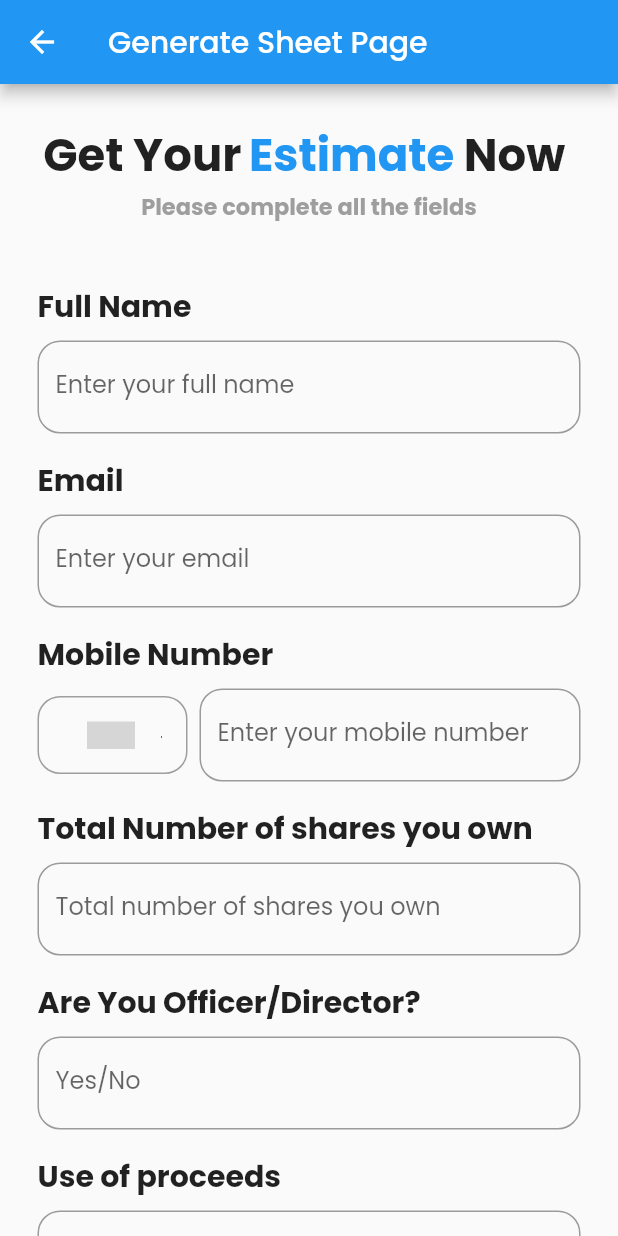
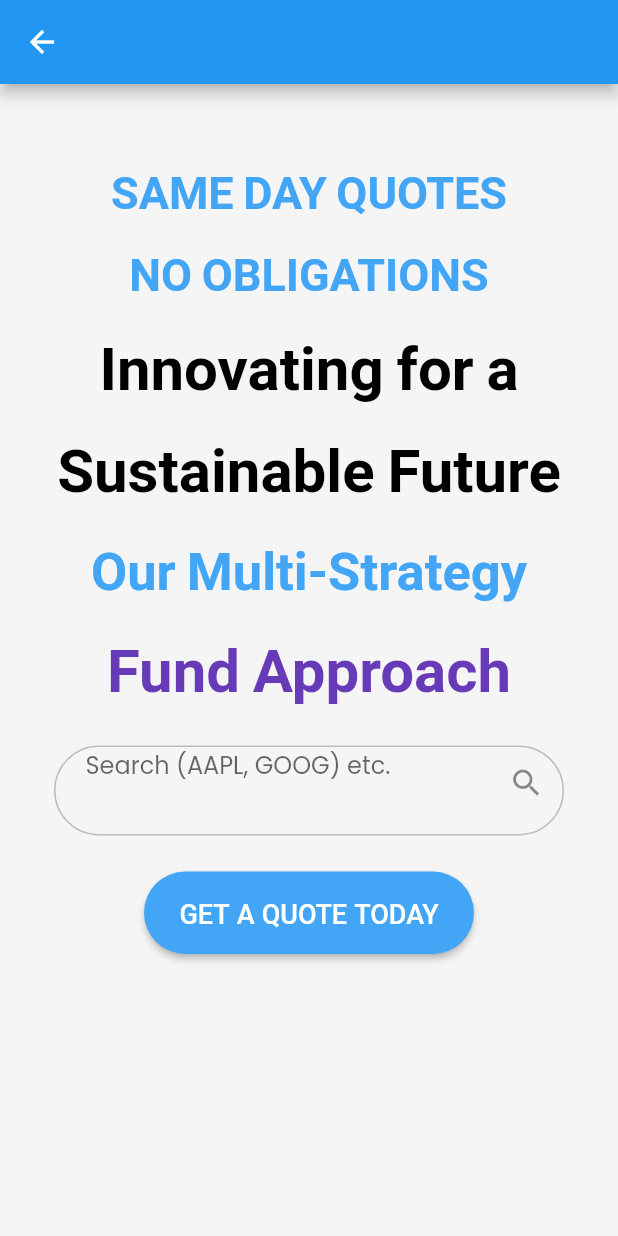
Before and after one commit to ehsanyaqoob/liqueous-App, a Flutter app: the UserHome screen opened directly, after a tap on "Generate termsheet", on a phone screen of 412 x 824 dp. Run offline on Flutter 3.47's test engine with Material 2 defaults, Android fonts, the phone set to English and light mode, and no system bars; drawn by our look-alikes of country_code_picker, dropdown_search; our stand-ins replace google_fonts, intl_phone_number_input; Roboto replaces fonts that are missing (Roboto-Bold); grey boxes are pictures that could not be loaded.

Commit message:
✈️today cmt

```diff
--- /dev/null
+++ b/lib/API/Get_A_Today_API.dart
@@ -0,0 +1,203 @@
+import 'package:flutter/material.dart';
+import 'package:dropdown_search/dropdown_search.dart';
+
+class QuotePage extends StatefulWidget {
+  const QuotePage({Key? key});
+
+  @override
+  _QuotePageState createState() => _QuotePageState();
+}
+
+class _QuotePageState extends State<QuotePage> {
+  TextEditingController _nameController = TextEditingController();
+  String? _selectedOption;
+  List<String> _dropdownItems = List.generate(10, (index) {
+    if (index == 0) {
+      return '000400.0              Loto Non-Life     Korea Stock Exchange';
+    } else {
+      return 'Option ${index + 1}';
+    }
+  });
+  List<String> _filteredOptions = [];
+
+  @override
+  void dispose() {
+    _nameController.dispose();
+    super.dispose();
+  }
+
+  @override
+  Widget build(BuildContext context) {
+    return Scaffold(
+      backgroundColor: Colors.grey[100],
+      appBar: AppBar(),
+      body: SingleChildScrollView(
+        padding: const EdgeInsets.fromLTRB(20, 50, 20, 0), // Adjusted padding
+        child: Column(
+          children: [
+            Row(
+              mainAxisAlignment: MainAxisAlignment.center,
+              crossAxisAlignment: CrossAxisAlignment.center,
+              children: [
+                Text(
+                  'SAME DAY QUOTES',
+                  style: TextStyle(
+                    fontWeight: FontWeight.bold,
+                    fontFamily: 'Roboto-Bold',
+                    fontSize: 30,
+                    color: Colors.blue[400],
+                  ),
+                ),
+              ],
+            ),
+            SizedBox(height: 10),
+            Row(
+              mainAxisAlignment: MainAxisAlignment.center,
+              children: [
+                Text(
+                  'NO OBLIGATIONS',
+                  style: TextStyle(
+                    fontFamily: 'Roboto-Bold',
+                    fontSize: 30,
+                    fontWeight: FontWeight.bold,
+                    color: Colors.blue[400],
+                  ),
+                ),
+              ],
+            ),
+            SizedBox(height: 10),
+            Row(
+              mainAxisAlignment: MainAxisAlignment.center,
+              children: [
+                Text(
+                  'Innovating for a',
+                  style: TextStyle(
+                    fontFamily: 'Roboto-Bold',
+                    fontWeight: FontWeight.bold,
+                    fontSize: 40,
+                    color: Colors.black,
+                  ),
+                ),
+              ],
+            ),
+            SizedBox(height: 8),
+            Row(
+              mainAxisAlignment: MainAxisAlignment.center,
+              children: [
+                Text(
+                  'Sustainable Future',
+                  style: TextStyle(
+                    fontFamily: 'Roboto-Bold',
+                    fontWeight: FontWeight.bold,
+                    fontSize: 40,
+                    color: Colors.black,
+                  ),
+                ),
+              ],
+            ),
+            SizedBox(height: 10),
+            Row(
+              mainAxisAlignment: MainAxisAlignment.center,
+              children: [
+                Text(
+                  'Our Multi-Strategy',
+                  style: TextStyle(
+                    fontWeight: FontWeight.bold,
+                    fontFamily: 'Roboto-Bold',
+                    fontSize: 35,
+                    color: Colors.blue[400],
+                  ),
+                ),
+              ],
+            ),
+            SizedBox(height: 10),
+            Row(
+              mainAxisAlignment: MainAxisAlignment.center,
+              children: [
+                Text(
+                  'Fund Approach',
+                  style: TextStyle(
+                    fontFamily: 'Roboto-Bold',
+                    fontWeight: FontWeight.bold,
+                    fontSize: 40,
+                    color: Colors.deepPurple,
+                  ),
+                ),
+              ],
+            ),
+            SizedBox(height: 16),
+            ListTile(
+              title: Container(
+                width: 300,
+                height: 60,
+                decoration: BoxDecoration(
+                  border: Border.all(
+                    color: Colors.grey[400]!,
+                    width: 1.0,
+                  ),
+                  borderRadius: BorderRadius.circular(30),
+                ),
+                child: DropdownSearch<String>(
+                  mode: Mode.BOTTOM_SHEET,
+                  items: _dropdownItems,
+                  onChanged: (String? newValue) {
+                    setState(() {
+                      _selectedOption = newValue;
+                    });
+                  },
+                  onFind: (String? searchValue) {
+                    _filteredOptions = _dropdownItems
+                        .where((option) => option
+                            .toLowerCase()
+                            .contains(searchValue?.toLowerCase() ?? ''))
+                        .toList();
+                    return Future.value(_filteredOptions);
+                  },
+                  dropdownSearchDecoration: InputDecoration(
+                    contentPadding: EdgeInsets.symmetric(horizontal: 20),
+                    hintText: 'Search (AAPL, GOOG) etc.',
+                    border: InputBorder.none,
+                    suffixIcon: Icon(Icons.search),
+                  ),
+                  showSearchBox: true, // Enable search box
+                ),
+              ),
+            ),
+            SizedBox(height: 20), // Adjusted spacing
+            Container(
+              height: 55,
+              width: 220,
+              child: ElevatedButton(
+                onPressed: () {
+                  // Perform API call using the selected option or entered value
+                  // Navigator.pushNamed(context, '/Plan');
+                },
+                style: ElevatedButton.styleFrom(
+                  primary: Colors.blue[400],
+                  shape: RoundedRectangleBorder(
+                    borderRadius: BorderRadius.circular(30),
+                  ),
+                  padding:
+                      EdgeInsets.symmetric(vertical: 15), // Adjusted padding
+                ),
+                child: Row(
+                  mainAxisAlignment: MainAxisAlignment.center,
+                  children: [
+                    Text(
+                      'GET A QUOTE TODAY',
+                      style: TextStyle(
+                        fontFamily: 'Roboto-Bold',
+                        fontSize: 18, // Decreased font size
+                        color: Colors.white,
+                      ),
+                    ),
+                  ],
+                ),
+              ),
+            ),
+          ],
+        ),
+      ),
+    );
+  }
+}
--- a/lib/main.dart
+++ b/lib/main.dart
@@ -3,6 +3,7 @@ import 'package:google_fonts/google_fonts.dart';
 import 'package:intl_phone_number_input/intl_phone_number_input.dart';
 import 'package:liqueous/pages/invite_page.dart';
 import 'package:liqueous/pages/profile_page.dart';
+import 'API/Get_A_Today_API.dart';
 import 'pages/darkmood_page.dart';
 import 'pages/dashboard_page.dart';
 import 'pages/help&support_page.dart';
@@ -33,6 +34,7 @@ class MyApp extends StatelessWidget {
         // Additional theme customization
       ),
       debugShowCheckedModeBanner: false,
+      // these are routes for all over the app
       initialRoute: '/',
       routes: {
         '/': (context) => SplashScreen(),
@@ -50,9 +52,10 @@ class MyApp extends StatelessWidget {
         '/Help': (context) => HelpPage(),
         '/Notification': (context) => NotificationPage(),
         '/DarkMood': (context) => DarkMoodPage(),
-        '/Generate': (context) => GenerateSheetPage(),
+        '/Generate': (context) => QuotePage(),
         '/Submit': (context) => SubmitQueryPage(),
         '/Plan': (context) => PlanPage(),
+        '/Qoute': (context) => GenerateSheetPage(),
       },
     );
   }
--- a/pubspec.yaml
+++ b/pubspec.yaml
@@ -41,6 +41,12 @@ dependencies:
   flutter_launcher_icons: ^0.13.1
   country_code_picker: ^3.0.0
 
+  # http request package
+  http: ^0.13.3
+  # package for drop down search
+  dropdown_search: ^2.0.0
+
+
 
 
 dev_dependencies:
```
Also changed, not shown: lib/screens/verifyscreen.dart (+4 -4 lines), pubspec.lock.
